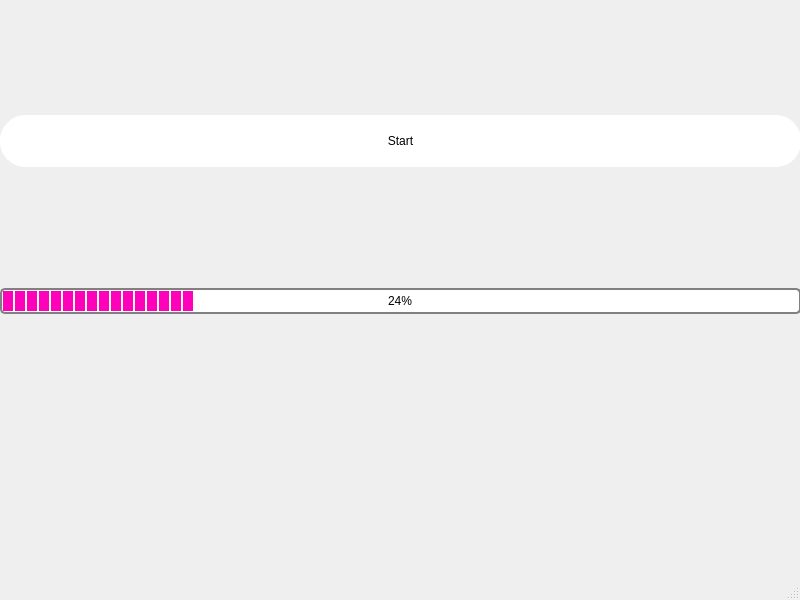
Old version of the form resources/start_window.ui in the repository Mostafa-Hamidifard/Stock-project.
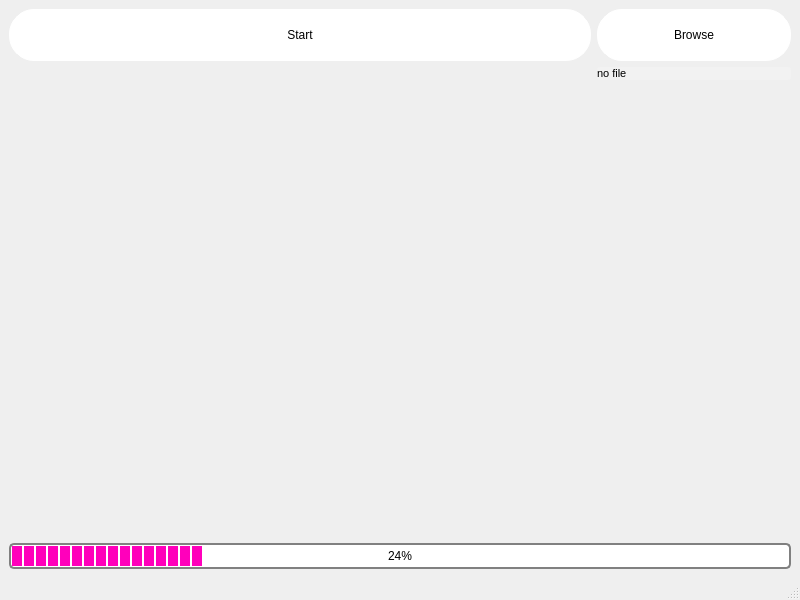
New version of the form.

Commit message: add browse button and text label in start_window and show error when nothing select from browser box

```diff
--- a/resources/start_window.ui
+++ b/resources/start_window.ui
@@ -14,24 +14,21 @@
    <string>MainWindow</string>
   </property>
   <widget class="QWidget" name="centralwidget">
-   <widget class="QWidget" name="layoutWidget">
-    <property name="geometry">
-     <rect>
-      <x>0</x>
-      <y>0</y>
-      <width>801</width>
-      <height>431</height>
-     </rect>
-    </property>
+   <property name="styleSheet">
+    <string notr="true"/>
+   </property>
+   <layout class="QHBoxLayout" name="horizontalLayout">
+    <item>
     <layout class="QVBoxLayout" name="verticalLayout">
      <item>
+       <layout class="QGridLayout" name="gridLayout" columnstretch="3,1">
+        <item row="0" column="0">
       <widget class="QPushButton" name="start">
        <property name="styleSheet">
         <string notr="true">QPushButton
 {
 height: 30px;
 padding: 10px;
-width: 400px;
 background-color: white;
 border: 1px solid white;
 border-radius: 25px;
@@ -68,6 +65,82 @@
        </property>
       </widget>
      </item>
+        <item row="0" column="1">
+         <widget class="QPushButton" name="browse">
+          <property name="styleSheet">
+           <string notr="true">QPushButton
+{
+height: 30px;
+padding: 10px;
+background-color: white;
+border: 1px solid white;
+border-radius: 25px;
+color: black;
+font: 18pt &quot;Arial&quot;;
+}
+QPushButton:hover
+{
+height: 30px;
+padding: 10px;
+color: qlineargradient(spread:pad, x1:0 y1:0, x2:1 y2:0, stop:0 rgba(0, 0, 0, 255), stop:1 rgba(255, 255, 255, 255));
+background: qlineargradient( x1:0 y1:0, x2:0 y2:1, stop:0 purple, stop:1 #9933ff);
+border: 1px solid white;
+border-radius: 25px;
+color: white;
+font: 18pt &quot;Arial&quot;;
+}
+QPushButton:pressed
+{
+height: 30px;
+padding: 10px;
+color: qlineargradient(spread:pad, x1:0 y1:0, x2:1 y2:0, stop:0 rgba(0, 0, 0, 255), stop:1 rgba(255, 255, 255, 255));
+background: qlineargradient( x1:0 y1:0, x2:0 y2:1, stop:0 #9933ff, stop:1 purple);
+border: 1px solid white;
+border-radius: 25px;
+color: white;
+font: 18pt &quot;Arial&quot;;
+}</string>
+          </property>
+          <property name="text">
+           <string>Browse</string>
+          </property>
+         </widget>
+        </item>
+        <item row="1" column="1">
+         <widget class="QLabel" name="browse_label">
+          <property name="styleSheet">
+           <string notr="true">QLabel {
+	border: 0px solid #298DFF; 
+	border-radius: 3px; 
+	background-color: #F2F2F2; 
+	color: black; 
+	font-family: &quot;Microsoft YaHei&quot;; 
+	font-size: 8pt; 
+	qproperty-alignment: AlignCenter;
+}
+
+</string>
+          </property>
+          <property name="text">
+           <string>no file</string>
+          </property>
+         </widget>
+        </item>
+       </layout>
+      </item>
+      <item>
+       <spacer name="verticalSpacer">
+        <property name="orientation">
+         <enum>Qt::Vertical</enum>
+        </property>
+        <property name="sizeHint" stdset="0">
+         <size>
+          <width>20</width>
+          <height>40</height>
+         </size>
+        </property>
+       </spacer>
+      </item>
      <item>
       <widget class="QProgressBar" name="progress_bar">
        <property name="styleSheet">
@@ -88,7 +161,8 @@
       </widget>
      </item>
     </layout>
-   </widget>
+    </item>
+   </layout>
   </widget>
   <widget class="QMenuBar" name="menubar">
    <property name="geometry">
```
Left out of the diff: 2 changed lines with no effect on the pictures. Lines whose indentation alone changed are shown as unchanged. The commit also changes 3 other files.
